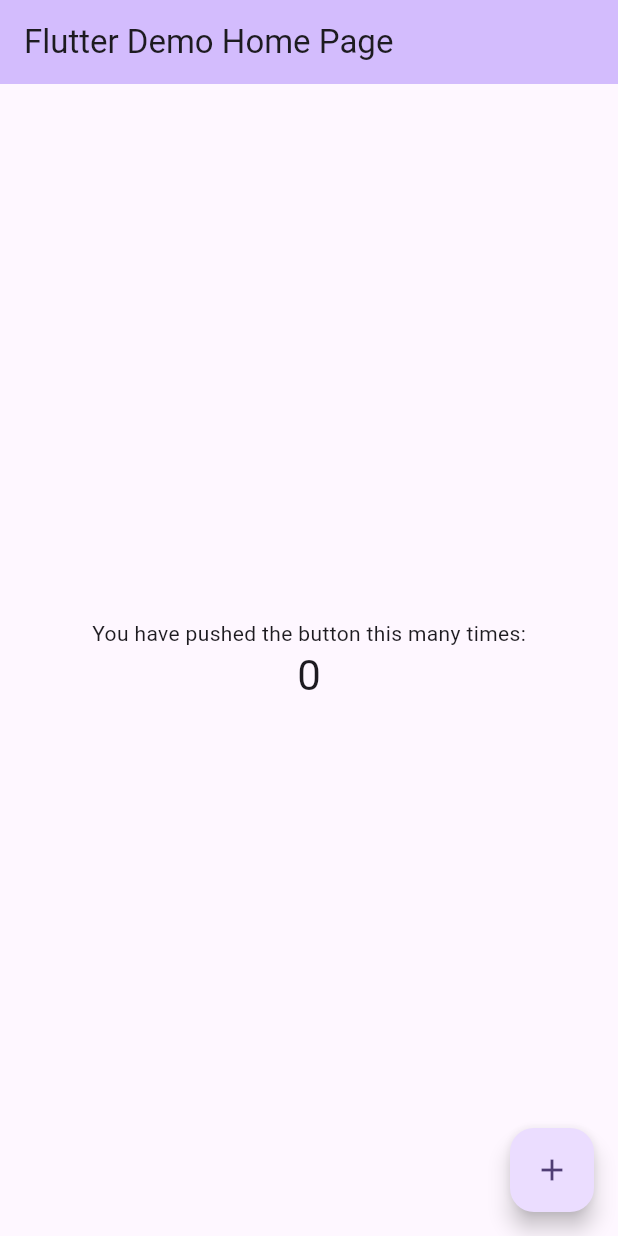
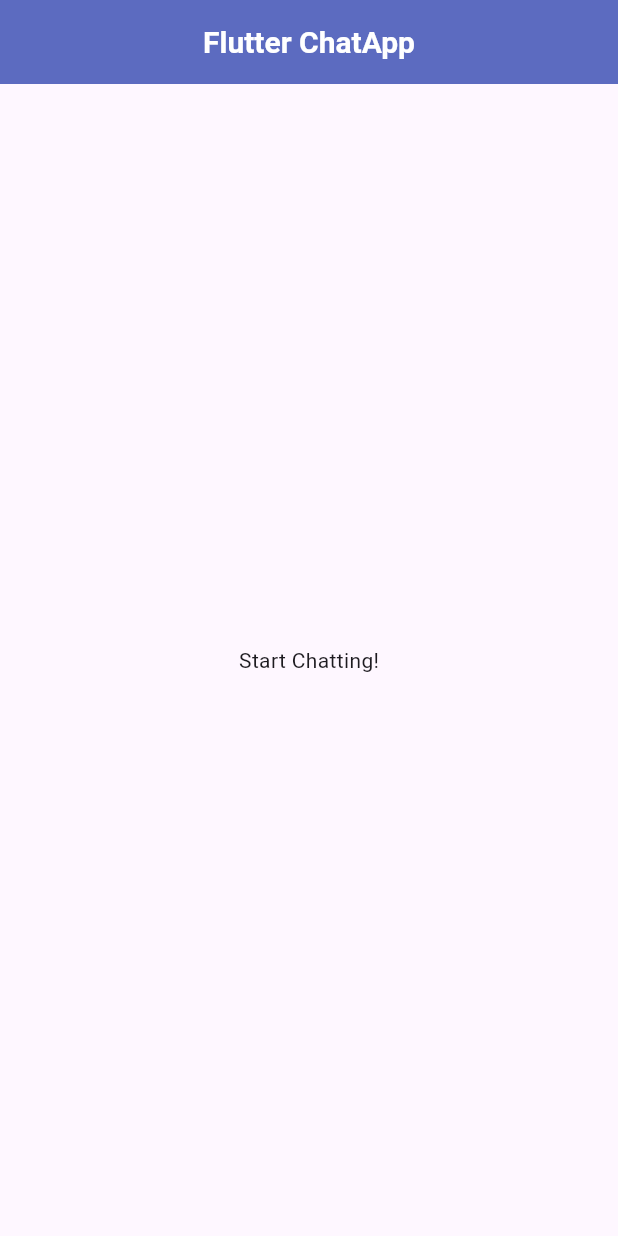
Before and after one commit to harshit-jain52/ChatApp, a Flutter app: the screen it shows after launch, on a phone screen of 412 x 824 dp. Run offline on Flutter 3.47's test engine with Material 3 defaults, Android fonts, the phone set to English and light mode, and no system bars.

Commit message:
learning about Widgets

```diff
--- /dev/null
+++ b/lib/home.dart
@@ -0,0 +1,23 @@
+import 'package:flutter/material.dart';
+
+class Home extends StatelessWidget {
+  const Home({super.key});
+
+  @override
+  Widget build(BuildContext context) {
+    return Scaffold(
+        appBar: AppBar(
+          title: const Text('Flutter ChatApp'),
+          titleTextStyle: const TextStyle(
+            fontSize: 20,
+            fontWeight: FontWeight.bold,
+            color: Colors.white,
+          ),
+          backgroundColor: Colors.indigo.shade400,
+          centerTitle: true,
+        ),
+        body: const Center(
+          child: Text('Start Chatting!'),
+        ));
+  }
+}
--- a/lib/main.dart
+++ b/lib/main.dart
@@ -1,125 +1,8 @@
 import 'package:flutter/material.dart';
+import 'package:chatapp/home.dart';
 
 void main() {
-  runApp(const MyApp());
+  runApp(const MaterialApp(
+    home: Home(),
+  ));
 }
-
-class MyApp extends StatelessWidget {
-  const MyApp({super.key});
-
-  // This widget is the root of your application.
-  @override
-  Widget build(BuildContext context) {
-    return MaterialApp(
-      title: 'Flutter Chat App',
-      theme: ThemeData(
-        // This is the theme of your application.
-        //
-        // TRY THIS: Try running your application with "flutter run". You'll see
-        // the application has a purple toolbar. Then, without quitting the app,
-        // try changing the seedColor in the colorScheme below to Colors.green
-        // and then invoke "hot reload" (save your changes or press the "hot
-        // reload" button in a Flutter-supported IDE, or press "r" if you used
-        // the command line to start the app).
-        //
-        // Notice that the counter didn't reset back to zero; the application
-        // state is not lost during the reload. To reset the state, use hot
-        // restart instead.
-        //
-        // This works for code too, not just values: Most code changes can be
-        // tested with just a hot reload.
-        colorScheme: ColorScheme.fromSeed(seedColor: Colors.deepPurple),
-        useMaterial3: true,
-      ),
-      home: const MyHomePage(title: 'Flutter Demo Home Page'),
-    );
-  }
-}
-
-class MyHomePage extends StatefulWidget {
-  const MyHomePage({super.key, required this.title});
-
-  // This widget is the home page of your application. It is stateful, meaning
-  // that it has a State object (defined below) that contains fields that affect
-  // how it looks.
-
-  // This class is the configuration for the state. It holds the values (in this
-  // case the title) provided by the parent (in this case the App widget) and
-  // used by the build method of the State. Fields in a Widget subclass are
-  // always marked "final".
-
-  final String title;
-
-  @override
-  State<MyHomePage> createState() => _MyHomePageState();
-}
-
-class _MyHomePageState extends State<MyHomePage> {
-  int _counter = 0;
-
-  void _incrementCounter() {
-    setState(() {
-      // This call to setState tells the Flutter framework that something has
-      // changed in this State, which causes it to rerun the build method below
-      // so that the display can reflect the updated values. If we changed
-      // _counter without calling setState(), then the build method would not be
-      // called again, and so nothing would appear to happen.
-      _counter++;
-    });
-  }
-
-  @override
-  Widget build(BuildContext context) {
-    // This method is rerun every time setState is called, for instance as done
-    // by the _incrementCounter method above.
-    //
-    // The Flutter framework has been optimized to make rerunning build methods
-    // fast, so that you can just rebuild anything that needs updating rather
-    // than having to individually change instances of widgets.
-    return Scaffold(
-      appBar: AppBar(
-        // TRY THIS: Try changing the color here to a specific color (to
-        // Colors.amber, perhaps?) and trigger a hot reload to see the AppBar
-        // change color while the other colors stay the same.
-        backgroundColor: Theme.of(context).colorScheme.inversePrimary,
-        // Here we take the value from the MyHomePage object that was created by
-        // the App.build method, and use it to set our appbar title.
-        title: Text(widget.title),
-      ),
-      body: Center(
-        // Center is a layout widget. It takes a single child and positions it
-        // in the middle of the parent.
-        child: Column(
-          // Column is also a layout widget. It takes a list of children and
-          // arranges them vertically. By default, it sizes itself to fit its
-          // children horizontally, and tries to be as tall as its parent.
-          //
-          // Column has various properties to control how it sizes itself and
-          // how it positions its children. Here we use mainAxisAlignment to
-          // center the children vertically; the main axis here is the vertical
-          // axis because Columns are vertical (the cross axis would be
-          // horizontal).
-          //
-          // TRY THIS: Invoke "debug painting" (choose the "Toggle Debug Paint"
-          // action in the IDE, or press "p" in the console), to see the
-          // wireframe for each widget.
-          mainAxisAlignment: MainAxisAlignment.center,
-          children: <Widget>[
-            const Text(
-              'You have pushed the button this many times:',
-            ),
-            Text(
-              '$_counter',
-              style: Theme.of(context).textTheme.headlineMedium,
-            ),
-          ],
-        ),
-      ),
-      floatingActionButton: FloatingActionButton(
-        onPressed: _incrementCounter,
-        tooltip: 'Increment',
-        child: const Icon(Icons.add),
-      ), // This trailing comma makes auto-formatting nicer for build methods.
-    );
-  }
-}
```
